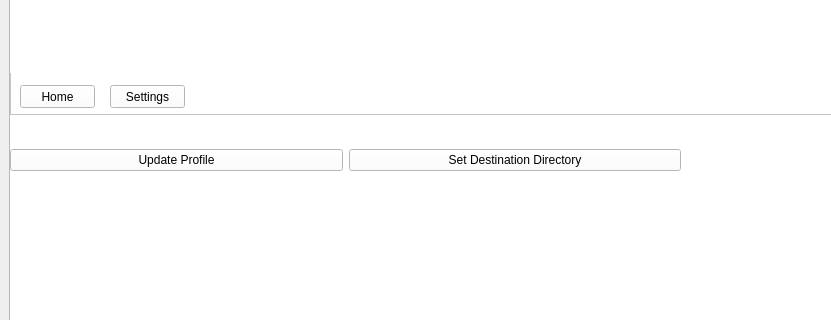
Before: the Qt Designer form Smartward/mainwindow.ui in cygnus55/smartward, drawn with Qt 5; both pictures show x 0 to 831 and y 95 to 415 of the 1366 by 768 pixel window.
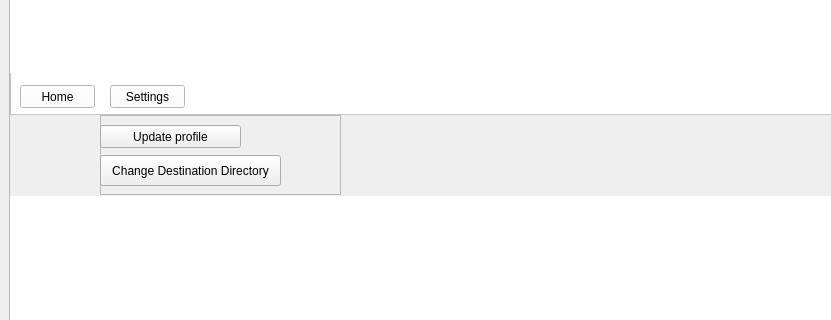
After: the same form once the commit is applied. Icons and pictures are not drawn.

Commit message: updated main window

The edit to the form file:
```diff
--- a/Smartward/mainwindow.ui
+++ b/Smartward/mainwindow.ui
@@ -120,42 +120,15 @@
         <property name="geometry">
          <rect>
           <x>0</x>
-          <y>200</y>
+          <y>281</y>
           <width>1902</width>
-          <height>862</height>
+          <height>781</height>
          </rect>
         </property>
         <property name="styleSheet">
          <string notr="true">background-color: rgb(255, 255, 255);</string>
         </property>
-        <widget class="QWidget" name="Setting_page">
-         <widget class="QWidget" name="">
-          <property name="geometry">
-           <rect>
-            <x>0</x>
-            <y>0</y>
-            <width>671</width>
-            <height>91</height>
-           </rect>
-          </property>
-          <layout class="QHBoxLayout" name="horizontalLayout">
-           <item>
-            <widget class="QPushButton" name="update_profile">
-             <property name="text">
-              <string>Update Profile</string>
-             </property>
-            </widget>
-           </item>
-           <item>
-            <widget class="QPushButton" name="set_directory">
-             <property name="text">
-              <string>Set Destination Directory</string>
-             </property>
-            </widget>
-           </item>
-          </layout>
-         </widget>
-        </widget>
+        <widget class="QWidget" name="Setting_page"/>
         <widget class="QWidget" name="HomePage">
          <widget class="QPushButton" name="pushButton">
           <property name="geometry">
@@ -211,6 +184,48 @@
          </widget>
         </widget>
        </widget>
+       <widget class="QFrame" name="dropbox">
+        <property name="geometry">
+         <rect>
+          <x>90</x>
+          <y>200</y>
+          <width>241</width>
+          <height>80</height>
+         </rect>
+        </property>
+        <property name="frameShape">
+         <enum>QFrame::StyledPanel</enum>
+        </property>
+        <property name="frameShadow">
+         <enum>QFrame::Raised</enum>
+        </property>
+        <widget class="QPushButton" name="updateprofile">
+         <property name="geometry">
+          <rect>
+           <x>0</x>
+           <y>10</y>
+           <width>141</width>
+           <height>23</height>
+          </rect>
+         </property>
+         <property name="text">
+          <string>Update profile</string>
+         </property>
+        </widget>
+        <widget class="QPushButton" name="changedir">
+         <property name="geometry">
+          <rect>
+           <x>0</x>
+           <y>40</y>
+           <width>181</width>
+           <height>31</height>
+          </rect>
+         </property>
+         <property name="text">
+          <string>Change Destination Directory</string>
+         </property>
+        </widget>
+       </widget>
       </widget>
      </widget>
     </item>
```
